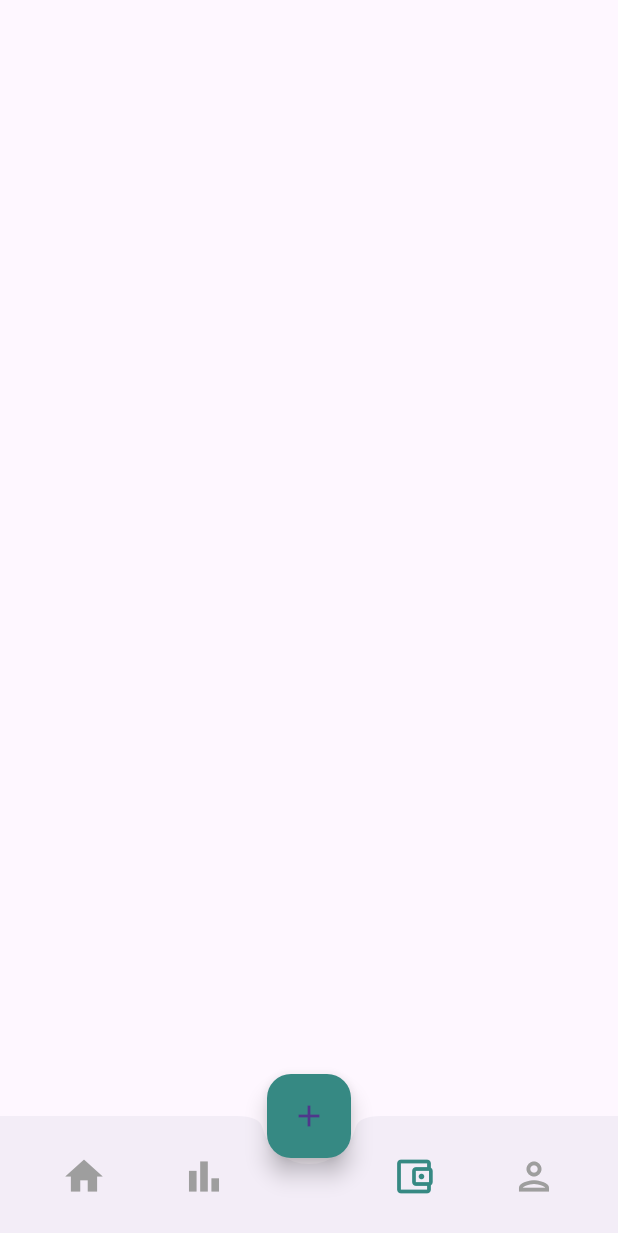
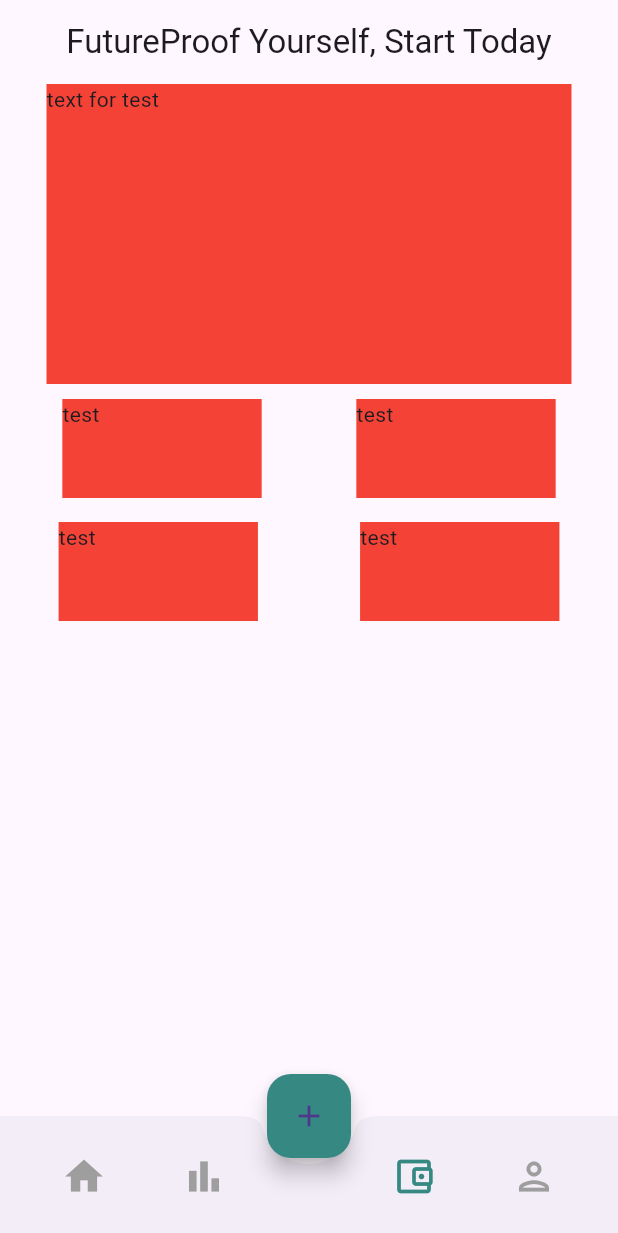
Before and after one commit to josssss07/finsavyy, a Flutter app: the screen it shows after launch, item 3 of the bottom bar chosen, on a phone screen of 412 x 824 dp. Shown: the top 1233 px of the screen. Run offline on Flutter 3.47's test engine with Material 3 defaults, Android fonts, the phone set to English and light mode, and no system bars; our stand-ins replace hive, hive_flutter, syncfusion_flutter_charts; accounts and stored records are empty.

Commit message:
ui scaffold made

```diff
--- a/lib/fin_litracy_section/litracy_home.dart
+++ b/lib/fin_litracy_section/litracy_home.dart
@@ -6,7 +6,71 @@ class LitracyPage extends StatelessWidget {
   @override
   Widget build(BuildContext context) {
     return Scaffold(
+      appBar: AppBar(
+        title: Text('FutureProof Yourself, Start Today'),
+        centerTitle: true,
+      ),
+      body: Column(
+        children:<Widget> [
 
+          Container(
+            height: 200,
+            width:350,
+            decoration: BoxDecoration(
+              color: Colors.red
+            ),
+            child: Text('text for test')
+          ),
+          Padding(
+            padding: const EdgeInsets.fromLTRB(10, 10, 10, 10),
+            child: Row(
+              mainAxisAlignment: MainAxisAlignment.spaceAround,
+              children: [
+                Container(
+                  height: 66,
+                  width: MediaQuery.of(context).size.width/3.1,
+                  decoration: BoxDecoration(
+                    color: Colors.red
+                  ),
+                  child: Text('test')
+                ),
+                Container(
+                  height: 66,
+                  width: MediaQuery.of(context).size.width/3.1,
+                  decoration: BoxDecoration(
+                    color: Colors.red
+                  ),
+                  child: Text('test')
+                ),
+              ],
+            ),
+          ),
+          Padding(
+            padding: const EdgeInsets.fromLTRB(5, 6, 5, 2),
+            child: Row(
+              mainAxisAlignment: MainAxisAlignment.spaceAround,
+              children: [
+                Container(
+                  height: 66,
+                  width: MediaQuery.of(context).size.width/3.1,
+                  decoration: BoxDecoration(
+                    color: Colors.red
+                  ),
+                  child: Text('test')
+                ),
+                Container(
+                  height: 66,
+                  width: MediaQuery.of(context).size.width/3.1,
+                  decoration: BoxDecoration(
+                    color: Colors.red
+                  ),
+                  child: Text('test')
+                ),
+              ],
+            ),
+          )
+        ],
+      ),
     );
   }
 }
```
